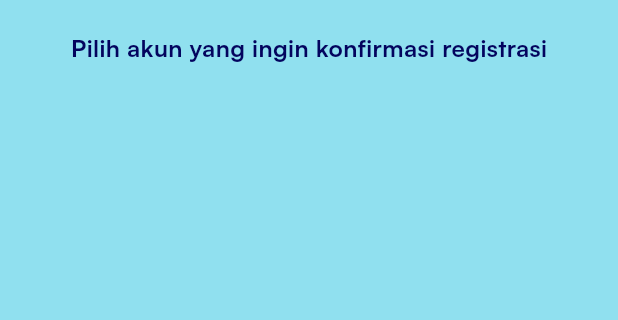
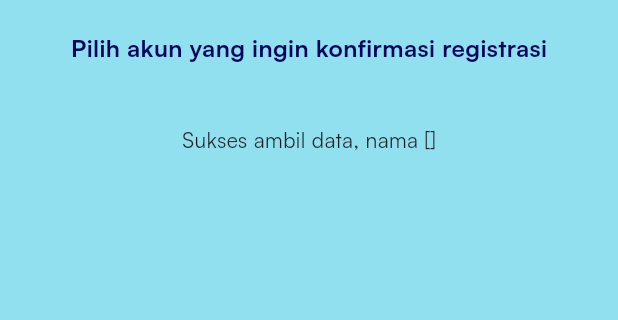
Before and after one commit to FarhanAshari23/SistemInformasiSmanda, a Flutter app: the RegisterStudentView screen opened directly, on a phone screen of 412 x 824 dp, the part 162-482 px from its top. Run offline on Flutter 3.47's test engine with Material 3 defaults, Android fonts, the light colour scheme and no system bars; our stand-ins replace barcode_widget, cached_network_image, cloud_firestore, dartz, firebase_auth, firebase_core and 7 more; missing offline and left inert: mobile_scanner, onesignal_flutter, stacked_listview; accounts and stored records are empty.

Commit message:
create state management for student registration

```diff
--- /dev/null
+++ b/lib/presentation/manageStudent/bloc/get_student_registration_cubit.dart
@@ -0,0 +1,21 @@
+import 'package:flutter_bloc/flutter_bloc.dart';
+import 'package:new_sistem_informasi_smanda/domain/usecases/students/get_students_register.dart';
+import 'package:new_sistem_informasi_smanda/presentation/manageStudent/bloc/get_student_registration_state.dart';
+
+import '../../../service_locator.dart';
+
+class GetStudentRegistrationCubit extends Cubit<StudentsRegistrationState> {
+  GetStudentRegistrationCubit() : super(StudentsRegistrationLoading());
+
+  void displayStudentRegistration({dynamic params}) async {
+    var returnedData = await sl<GetStudentsRegisterUsecase>().call();
+    returnedData.fold(
+      (error) {
+        return emit(StudentsRegistrationFailure());
+      },
+      (data) {
+        return emit(StudentsRegistrationLoaded(students: data));
+      },
+    );
+  }
+}
--- /dev/null
+++ b/lib/presentation/manageStudent/bloc/get_student_registration_state.dart
@@ -0,0 +1,14 @@
+import '../../../domain/entities/auth/user.dart';
+
+abstract class StudentsRegistrationState {}
+
+class StudentsRegistrationInitial extends StudentsRegistrationState {}
+
+class StudentsRegistrationLoading extends StudentsRegistrationState {}
+
+class StudentsRegistrationLoaded extends StudentsRegistrationState {
+  final List<UserEntity> students;
+  StudentsRegistrationLoaded({required this.students});
+}
+
+class StudentsRegistrationFailure extends StudentsRegistrationState {}
--- a/lib/presentation/manageStudent/views/register_student_view.dart
+++ b/lib/presentation/manageStudent/views/register_student_view.dart
@@ -1,4 +1,7 @@
 import 'package:flutter/material.dart';
+import 'package:flutter_bloc/flutter_bloc.dart';
+import 'package:new_sistem_informasi_smanda/presentation/manageStudent/bloc/get_student_registration_cubit.dart';
+import 'package:new_sistem_informasi_smanda/presentation/manageStudent/bloc/get_student_registration_state.dart';
 
 import '../../../common/widget/appbar/basic_appbar.dart';
 import '../../../core/configs/theme/app_colors.dart';
@@ -11,7 +14,10 @@ class RegisterStudentView extends StatelessWidget {
     double height = MediaQuery.of(context).size.height;
     return Scaffold(
       resizeToAvoidBottomInset: false,
-      body: SafeArea(
+      body: BlocProvider(
+        create: (context) =>
+            GetStudentRegistrationCubit()..displayStudentRegistration(),
+        child: SafeArea(
           child: Column(
             children: [
               const BasicAppbar(
@@ -34,7 +40,23 @@ class RegisterStudentView extends StatelessWidget {
                   ],
                 ),
               ),
+              BlocBuilder<GetStudentRegistrationCubit,
+                  StudentsRegistrationState>(
+                builder: (context, state) {
+                  if (state is StudentsRegistrationLoading) {
+                    return const Center(child: CircularProgressIndicator());
+                  }
+                  if (state is StudentsRegistrationLoaded) {
+                    return Text('Sukses ambil data, nama ${state.students}');
+                  }
+                  if (state is StudentsRegistrationFailure) {
+                    return Text(state.toString());
+                  }
+                  return const SizedBox();
+                },
+              )
             ],
+          ),
         ),
       ),
     );
```
Lines whose indentation alone changed are shown as unchanged.
